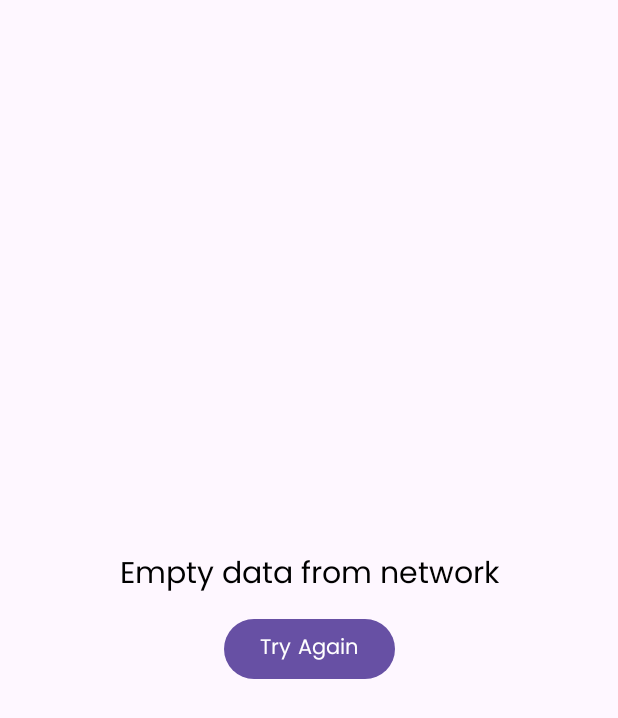
After one commit to PutraGandaD/in-reg-repo, an Android app: the layout view_nodata.xml on its own in the app's theme, with its tools: preview values and no code run, on a phone screen of 412 x 824 dp. The commit adds this screen. Shown: the top 718 px of the screen. Run offline under Robolectric (Android 15) with nearby library versions, the phone set to English and light mode, and no system bars.

Commit message:
feat(third): Handle more edge cases in Paging 3 (read commit notes)
Edge cases solved =
1. Added server timeout layout when api not 200ok in 10 seconds (configurable in OKHttpClient for timeout duration) with
Paging 3 Adapter Load State Listener

2. Added empty data layout incase data from api is empty with Paging 3 Adapter Load State Listener

```diff
--- a/app/src/main/java/com/putragandad/regres/ui/firstscreen/FirstScreenFragment.kt
+++ b/app/src/main/java/com/putragandad/regres/ui/firstscreen/FirstScreenFragment.kt
@@ -55,6 +55,8 @@ class FirstScreenFragment : Fragment() {
             val text = binding.etPalindrome.editText?.text.toString()
             if(!text.isNullOrEmpty()) {
                 dialogPalindromeResult(viewModel.checkPalindrome(text), text)
+            } else {
+                Toast.makeText(requireActivity(), getString(R.string.palindrome_column_required_error), Toast.LENGTH_LONG).show()
             }
         }
     }
--- /dev/null
+++ b/app/src/main/res/layout/view_nodata.xml
@@ -0,0 +1,32 @@
+<?xml version="1.0" encoding="utf-8"?>
+<androidx.constraintlayout.widget.ConstraintLayout xmlns:android="http://schemas.android.com/apk/res/android"
+    android:layout_width="match_parent"
+    android:layout_height="match_parent"
+    xmlns:app="http://schemas.android.com/apk/res-auto">
+
+    <LinearLayout
+        android:layout_width="wrap_content"
+        android:layout_height="wrap_content"
+        android:orientation="vertical"
+        app:layout_constraintTop_toTopOf="parent"
+        app:layout_constraintBottom_toBottomOf="parent"
+        app:layout_constraintStart_toStartOf="parent"
+        app:layout_constraintEnd_toEndOf="parent">
+
+        <TextView
+            android:layout_width="wrap_content"
+            android:layout_height="wrap_content"
+            android:text="Empty data from network"
+            android:textSize="20sp"/>
+
+        <com.google.android.material.button.MaterialButton
+            android:id="@+id/btn_try_again"
+            android:layout_width="wrap_content"
+            android:layout_height="wrap_content"
+            android:text="Try Again"
+            android:layout_gravity="center"
+            android:layout_marginTop="8dp"/>
+
+    </LinearLayout>
+
+</androidx.constraintlayout.widget.ConstraintLayout>
```
Also changed, not shown: app/src/main/java/com/putragandad/regres/di/CoreModule.kt (+4 -4 lines), app/src/main/java/com/putragandad/regres/ui/thirdscreen/ThirdScreenFragment.kt (+20 -1 lines), app/src/main/res/layout/fragment_third_screen.xml (+18 -0 lines), app/src/main/res/layout/view_timeout.xml (added, +32 -0 lines).
